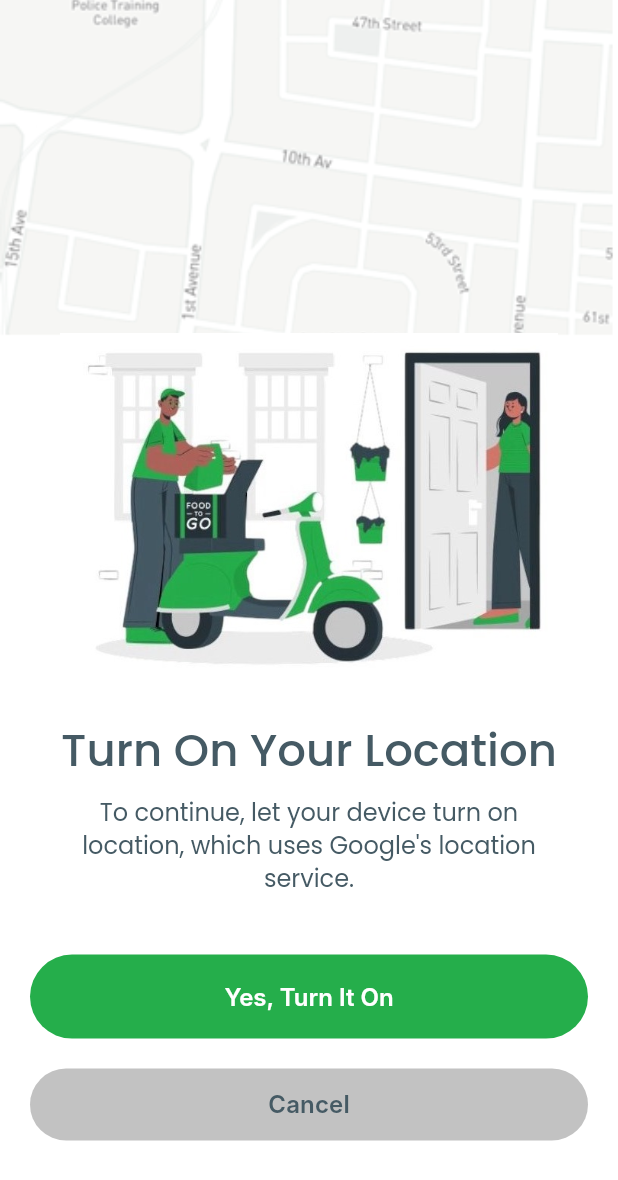
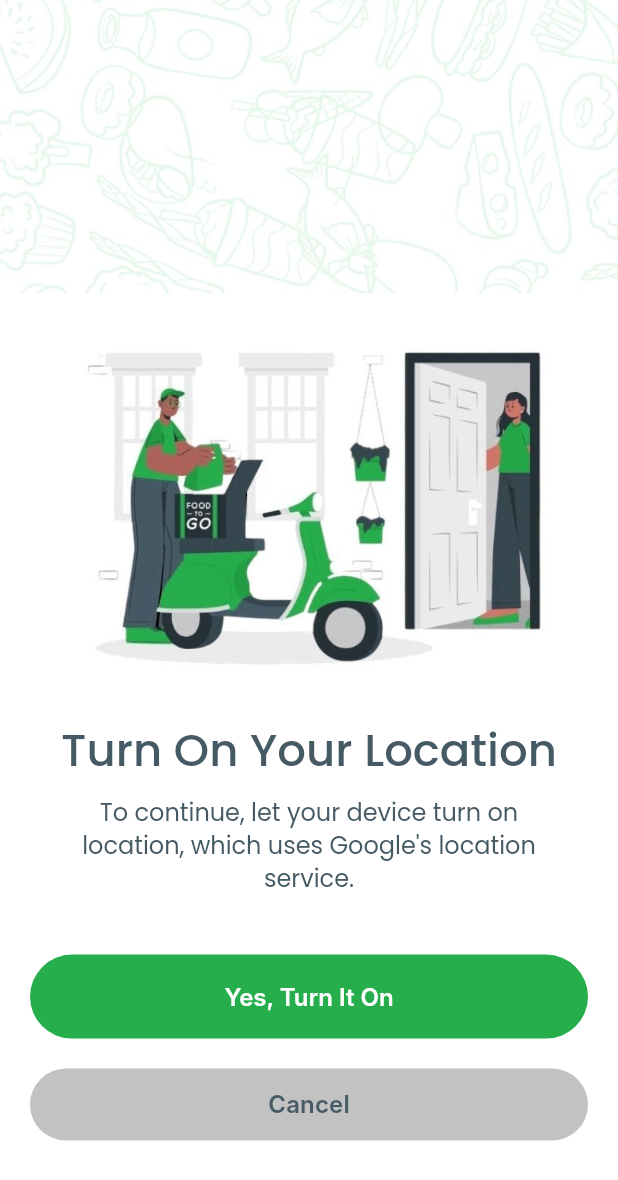
Before and after one commit to Rand-Almasri/foodtek_app, a Flutter app: the OnboardingScreen3 screen opened by its route, after a tap on "Continue", on a phone screen of 412 x 824 dp. Shown: the top 1180 px of the screen. Run offline on Flutter 3.47's test engine with Material 3 defaults, Android fonts, the phone set to English and light mode, and no system bars; Roboto replaces fonts that are missing (Inter).

Commit message:
Save my local changes

```diff
--- a/lib/view/screens/onboarding/on_boarding_screen3.dart
+++ b/lib/view/screens/onboarding/on_boarding_screen3.dart
@@ -21,7 +21,7 @@ class OnboardingScreen3 extends StatelessWidget {
       body: Container(
         decoration: const BoxDecoration(
           image: DecorationImage(
-            image: AssetImage('assets/images/backgroundonboardingscreens.PNG'),
+            image: AssetImage('assets/images/backgroundonboardingscreenss.JPG'),
             fit: BoxFit.cover,
           ),
         ),
--- a/lib/view/screens/onboarding/on_boarding_screen4.dart
+++ b/lib/view/screens/onboarding/on_boarding_screen4.dart
@@ -18,7 +18,7 @@ class OnBoardingScreen4 extends StatelessWidget {
       body: Container(
         decoration: const BoxDecoration(
           image: DecorationImage(
-            image: AssetImage('assets/images/backgroundonboarding4.png'),
+            image: AssetImage('assets/images/backgroundonboardingscreenss.JPG'),
             fit: BoxFit.cover,
           ),
         ),
--- a/pubspec.yaml
+++ b/pubspec.yaml
@@ -60,7 +60,7 @@ flutter:
   # To add assets to your application, add an assets section, like this:
   assets:
     - assets/images/
-    - assets/images/backgroundonboardingscreen.jpg
+    - assets/images/backgroundonboardingscreenss.JPG
 
   fonts:
     - family: Protest Riot
```
